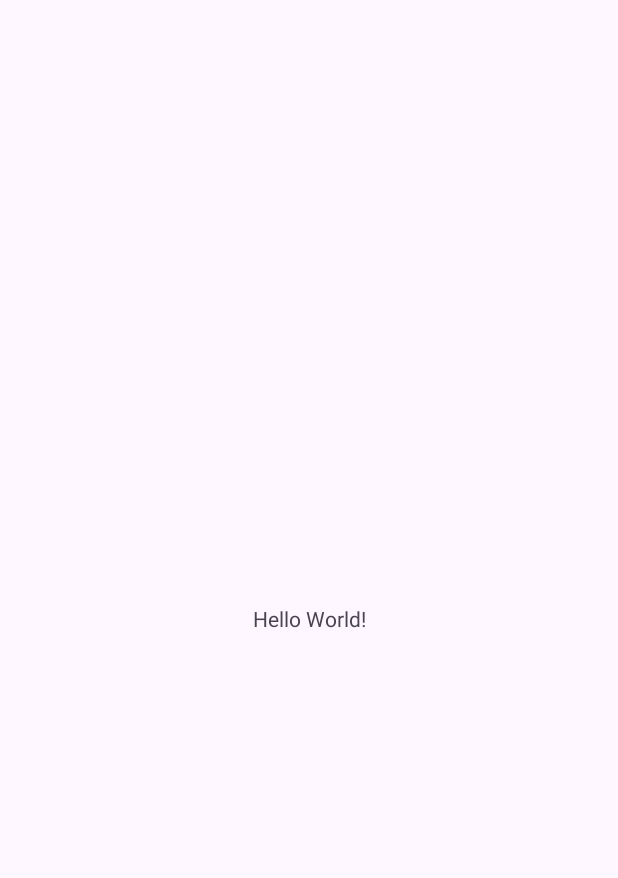
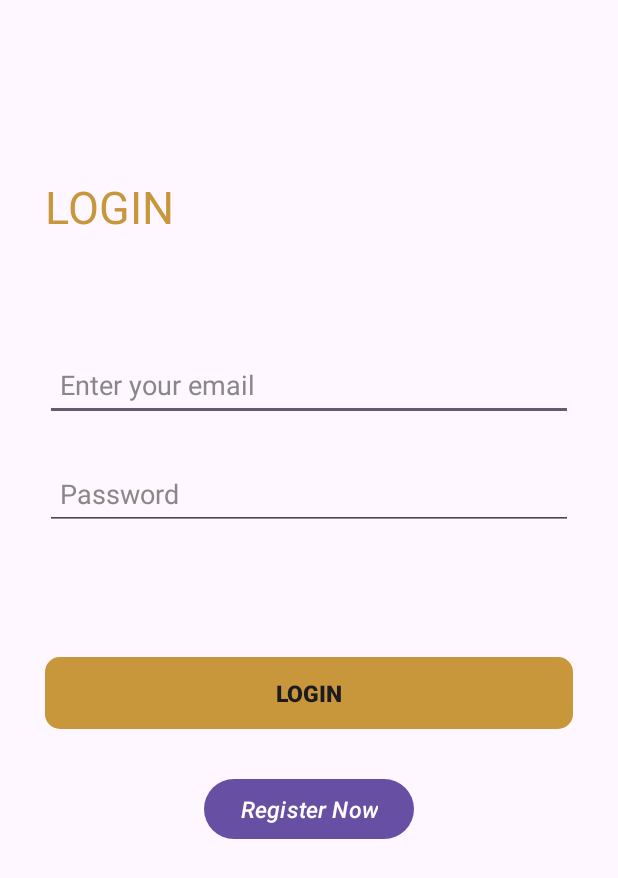
Before and after one commit to emanabdeen/VitaVault, an Android app: the screen it shows after launch (MainActivity before the commit, Login after it), on a phone screen of 412 x 824 dp. Before the commit the part shown is almost empty. Shown: the top 878 px of the screen. Run offline under Robolectric (Android 15) with nearby library versions, the phone set to English and light mode, and no system bars; our stand-ins replace Firebase (no records; nobody signed in at launch, a user with empty details on screens opened directly).

Commit message:
connect to fire base, Login Activity + Register Activity

```diff
--- /dev/null
+++ b/app/src/main/java/com/example/insight/view/Login.java
@@ -0,0 +1,129 @@
+package com.example.insight.view;
+
+import android.content.Intent;
+import android.os.Bundle;
+import android.util.Log;
+import android.view.View;
+
+import androidx.activity.EdgeToEdge;
+import androidx.annotation.NonNull;
+import androidx.appcompat.app.AppCompatActivity;
+import androidx.core.graphics.Insets;
+import androidx.core.view.ViewCompat;
+import androidx.core.view.WindowInsetsCompat;
+
+import com.example.insight.R;
+import com.example.insight.databinding.ActivityLoginBinding;
+import com.google.android.gms.tasks.OnCompleteListener;
+import com.google.android.gms.tasks.Task;
+import com.google.firebase.auth.AuthResult;
+import com.google.firebase.auth.FirebaseAuth;
+import com.google.firebase.auth.FirebaseAuthInvalidCredentialsException;
+import com.google.firebase.auth.FirebaseAuthInvalidUserException;
+import com.google.firebase.auth.FirebaseUser;
+
+public class Login extends AppCompatActivity {
+
+    ActivityLoginBinding binding;
+    FirebaseAuth mAuth;
+
+    @Override
+    protected void onCreate(Bundle savedInstanceState) {
+        super.onCreate(savedInstanceState);
+        binding = ActivityLoginBinding.inflate(getLayoutInflater());
+        setContentView(binding.getRoot());
+
+        mAuth = FirebaseAuth.getInstance();
+
+        //Navigate to Registration page
+        binding.btnRegister.setOnClickListener(new View.OnClickListener() {
+            @Override
+            public void onClick(View v) {
+                Intent intentObj = new Intent(getApplicationContext(), Register.class);
+                startActivity(intentObj);
+            }
+        });
+
+        //signIn
+        binding.btnLogin.setOnClickListener(new View.OnClickListener() {
+            @Override
+            public void onClick(View v) {
+
+                //Validate Email & PW are not empty
+                String userEmail= binding.editTxtEmail.getText().toString();
+                String userPW= binding.editTxtPW.getText().toString();
+                if(userEmail.matches("")||userPW.matches("")){
+                    //show error message
+                    binding.txtErrorMessage.setText("Please insert a valid email and a valid password.");
+                }else{
+                    signIn(binding.editTxtEmail.getText().toString(), binding.editTxtPW.getText().toString());
+                }
+            }
+        });
+
+        checkRegistrationMessage();
+    }
+
+    private void signIn(String email, String password) {
+        mAuth.signInWithEmailAndPassword(email,password)
+                .addOnCompleteListener(this, new OnCompleteListener<AuthResult>() {
+                    @Override
+                    public void onComplete(@NonNull Task<AuthResult> task) {
+                        if (task.isSuccessful()){
+                            //if success, update the UI with the signed-in user's info
+                            Log.d("tag", "signInWithEmail:success");
+
+                            FirebaseUser user = mAuth.getCurrentUser(); //initialize user object and assign the the value
+                            Intent intentObj = new Intent(getApplicationContext(), MainActivity.class); //Navigate to page
+                            startActivity(intentObj);
+                            finish();
+                        }else{
+                            // If sign-in fails, check the exception for the reason
+                            Exception exception = task.getException();
+                            if (exception != null) {
+                                if (exception instanceof FirebaseAuthInvalidUserException) {
+                                    // Email does not exist
+                                    Log.e("tag", "signInWithEmail:failure - Email not found");
+                                    //show error message
+                                    binding.txtErrorMessage.setText("This email is not registered. Please register.");
+                                    //updateUI(null); // this is a method
+                                } else if (exception instanceof FirebaseAuthInvalidCredentialsException) {
+                                    // Invalid email-password combination
+                                    Log.e("tag", "signInWithEmail:failure - Incorrect password");
+                                    //show error message
+                                    binding.txtErrorMessage.setText("Incorrect email or password. Please try again.");
+                                    //updateUI(null); // this is a method
+                                } else {
+                                    // General failure
+                                    Log.e("tag", "signInWithEmail:failure - " + exception.getMessage());
+                                    //show error message
+                                    binding.txtErrorMessage.setText(exception.getMessage());
+                                    //updateUI(null); // this is a method
+                                }
+                            } else {
+                                // No exception details
+                                Log.e("tag", "signInWithEmail:failure - Unknown error");
+                                //show error message
+                                binding.txtErrorMessage.setText("Sorry something went wrong :(");
+                                //updateUI(null); // this is a method
+                            }
+                        }
+                    }
+                });
+    }
+
+    private  void checkRegistrationMessage(){
+        //Read Intent value. if registration process succeeded, will show success message
+        Intent intentObj = getIntent();
+        boolean registerSuccess = intentObj.getBooleanExtra("registerSuccess",false);
+
+        // Set visibility based on registerSuccess
+        if (registerSuccess) {
+            binding.pageTitle.setVisibility(View.GONE);
+            binding.successMessage.setVisibility(View.VISIBLE);
+        } else {
+            binding.successMessage.setVisibility(View.GONE);
+            binding.pageTitle.setVisibility(View.VISIBLE);
+        }
+    }
+}
--- a/app/src/main/java/com/example/insight/MainActivity.java
+++ b/app/src/main/java/com/example/insight/view/MainActivity.java
@@ -1,4 +1,4 @@
-package com.example.insight;
+package com.example.insight.view;
 
 import android.os.Bundle;
 
@@ -7,6 +7,8 @@ import androidx.appcompat.app.AppCompatActivity;
 import androidx.core.graphics.Insets;
 import androidx.core.view.ViewCompat;
 import androidx.core.view.WindowInsetsCompat;
+
+import com.example.insight.R;
 
 public class MainActivity extends AppCompatActivity {
 
--- /dev/null
+++ b/app/src/main/res/drawable/button_background.xml
@@ -0,0 +1,5 @@
+<?xml version="1.0" encoding="utf-8"?>
+<shape xmlns:android="http://schemas.android.com/apk/res/android">
+    <solid android:color="@color/buttonsColor" />
+    <corners android:radius="10dp" />
+</shape>
--- /dev/null
+++ b/app/src/main/res/layout/activity_login.xml
@@ -0,0 +1,149 @@
+<?xml version="1.0" encoding="utf-8"?>
+<androidx.constraintlayout.widget.ConstraintLayout xmlns:android="http://schemas.android.com/apk/res/android"
+    xmlns:app="http://schemas.android.com/apk/res-auto"
+    xmlns:tools="http://schemas.android.com/tools"
+    android:id="@+id/main"
+    android:layout_width="match_parent"
+    android:layout_height="match_parent"
+    tools:context=".view.Login">
+
+    <!--android:visibility="gone"-->
+    <androidx.constraintlayout.widget.ConstraintLayout
+        android:id="@+id/successMessage"
+        android:layout_width="match_parent"
+        android:layout_height="wrap_content"
+        app:layout_constraintEnd_toEndOf="parent"
+        app:layout_constraintStart_toStartOf="parent"
+        app:layout_constraintTop_toTopOf="parent"
+        app:layout_constraintBottom_toTopOf="@id/editTxtEmail"
+        android:visibility="gone">
+
+        <ImageView
+            android:id="@+id/imagesuccess"
+            android:layout_width="70dp"
+            android:layout_height="70dp"
+            app:srcCompat="@drawable/check_mark"
+            app:layout_constraintEnd_toEndOf="parent"
+            app:layout_constraintStart_toStartOf="parent"
+            app:layout_constraintTop_toTopOf="parent" />
+        <TextView
+            android:id="@+id/textSuccess"
+            android:layout_width="wrap_content"
+            android:layout_height="wrap_content"
+            app:layout_constraintEnd_toEndOf="parent"
+            app:layout_constraintStart_toStartOf="parent"
+            app:layout_constraintTop_toBottomOf="@id/imagesuccess"
+            android:text="Registeration Success!"
+            android:textColor="@color/white"
+            android:textSize="20sp" />
+        <TextView
+            android:id="@+id/textLogin"
+            android:layout_width="wrap_content"
+            android:layout_height="wrap_content"
+            app:layout_constraintEnd_toEndOf="parent"
+            app:layout_constraintStart_toStartOf="parent"
+            app:layout_constraintTop_toBottomOf="@id/textSuccess"
+            android:text="Login here"
+            android:textColor="@color/white"
+            android:textSize="20sp" />
+
+    </androidx.constraintlayout.widget.ConstraintLayout>
+
+    <TextView
+        android:id="@+id/pageTitle"
+        android:layout_width="wrap_content"
+        android:layout_height="wrap_content"
+        app:layout_constraintEnd_toEndOf="parent"
+        app:layout_constraintStart_toStartOf="parent"
+        app:layout_constraintTop_toTopOf="parent"
+        app:layout_constraintBottom_toBottomOf="parent"
+        app:layout_constraintVertical_bias="0.15"
+        app:layout_constraintHorizontal_bias="0"
+        android:layout_marginStart="30dp"
+        android:textColor="@color/buttonsColor"
+        android:textSize="30sp"
+        android:textAlignment="center"
+        android:text="LOGIN"/>
+
+
+    <EditText
+        android:id="@+id/editTxtEmail"
+        android:layout_width="match_parent"
+        android:layout_height="wrap_content"
+        app:layout_constraintBottom_toBottomOf="parent"
+        app:layout_constraintEnd_toEndOf="parent"
+        app:layout_constraintStart_toStartOf="parent"
+        app:layout_constraintTop_toTopOf="parent"
+        app:layout_constraintVertical_bias="0.3"
+        android:layout_marginHorizontal="30dp"
+        android:inputType="textEmailAddress"
+        android:minHeight="48dp"
+        android:textColor="@color/white"
+        android:hint="Enter your email"
+        android:textColorHint="@color/liteGray"
+        android:paddingHorizontal="10dp"
+        android:focusedByDefault="true"/>
+
+    <EditText
+        android:id="@+id/editTxtPW"
+        android:layout_width="match_parent"
+        android:layout_height="wrap_content"
+        app:layout_constraintBottom_toBottomOf="parent"
+        app:layout_constraintEnd_toEndOf="parent"
+        app:layout_constraintStart_toStartOf="parent"
+        app:layout_constraintTop_toBottomOf="@id/editTxtEmail"
+        app:layout_constraintVertical_bias="0.05"
+        android:layout_marginHorizontal="30dp"
+        android:inputType="textPassword"
+        android:minHeight="48dp"
+        android:textColor="@color/white"
+        android:hint="Password"
+        android:textColorHint="@color/liteGray"
+        android:paddingHorizontal="10dp"/>
+
+    <TextView
+        android:id="@+id/txtErrorMessage"
+        android:layout_width="match_parent"
+        android:layout_height="wrap_content"
+        app:layout_constraintEnd_toEndOf="parent"
+        app:layout_constraintStart_toStartOf="parent"
+        app:layout_constraintTop_toBottomOf="@id/editTxtPW"
+        app:layout_constraintBottom_toTopOf="@id/btnLogin"
+        app:layout_constraintVertical_bias="0.5"
+        android:layout_marginHorizontal="20dp"
+        android:textColor="#FF5722"
+        android:textSize="17sp"
+        android:textAlignment="center"
+        android:textStyle="italic"/>
+
+    <androidx.appcompat.widget.AppCompatButton
+        android:id="@+id/btnLogin"
+        android:layout_width="match_parent"
+        android:layout_height="wrap_content"
+        app:layout_constraintBottom_toBottomOf="parent"
+        app:layout_constraintEnd_toEndOf="parent"
+        app:layout_constraintStart_toStartOf="parent"
+        app:layout_constraintTop_toBottomOf="@id/editTxtPW"
+        app:layout_constraintVertical_bias="0.2"
+        android:layout_marginHorizontal="30dp"
+        android:text="Login"
+        android:textStyle="bold"
+        android:textSize="15sp"
+        android:background="@drawable/button_background"/>
+
+    <Button
+        android:id="@+id/btnRegister"
+        android:layout_width="wrap_content"
+        android:layout_height="wrap_content"
+        app:layout_constraintBottom_toBottomOf="parent"
+        app:layout_constraintEnd_toEndOf="parent"
+        app:layout_constraintStart_toStartOf="parent"
+        app:layout_constraintTop_toBottomOf="@id/btnLogin"
+        app:layout_constraintVertical_bias="0.1"
+        android:layout_marginHorizontal="30dp"
+        android:text="Register Now"
+        android:textColor="@color/white"
+        android:textStyle="italic"
+        android:textSize="15sp"/>
+
+</androidx.constraintlayout.widget.ConstraintLayout>
--- a/app/src/main/res/layout/activity_main.xml
+++ b/app/src/main/res/layout/activity_main.xml
@@ -5,7 +5,7 @@
     android:id="@+id/main"
     android:layout_width="match_parent"
     android:layout_height="match_parent"
-    tools:context=".MainActivity">
+    tools:context=".view.MainActivity">
 
     <TextView
         android:layout_width="wrap_content"
--- a/app/src/main/res/values/colors.xml
+++ b/app/src/main/res/values/colors.xml
@@ -2,4 +2,6 @@
 <resources>
     <color name="black">#FF000000</color>
     <color name="white">#FFFFFFFF</color>
+    <color name="buttonsColor">#C8963B</color>
+    <color name="liteGray">#898787</color>
 </resources>
--- a/build.gradle.kts
+++ b/build.gradle.kts
@@ -1,4 +1,5 @@
 // Top-level build file where you can add configuration options common to all sub-projects/modules.
 plugins {
     alias(libs.plugins.android.application) apply false
+    alias(libs.plugins.google.gms.google.services) apply false
 }
--- a/gradle/libs.versions.toml
+++ b/gradle/libs.versions.toml
@@ -1,5 +1,5 @@
 [versions]
-agp = "8.7.2"
+agp = "8.7.3"
 junit = "4.13.2"
 junitVersion = "1.2.1"
 espressoCore = "3.6.1"
@@ -8,6 +8,8 @@ material = "1.12.0"
 activity = "1.9.3"
 constraintlayout = "2.2.0"
 okhttp = "4.12.0"
+googleGmsGoogleServices = "4.4.2"
+firebaseAuth = "23.1.0"
 
 [libraries]
 junit = { group = "junit", name = "junit", version.ref = "junit" }
@@ -18,6 +20,8 @@ material = { group = "com.google.android.material", name = "material", version.r
 activity = { group = "androidx.activity", name = "activity", version.ref = "activity" }
 constraintlayout = { group = "androidx.constraintlayout", name = "constraintlayout", version.ref = "constraintlayout" }
 okhttp = { module = "com.squareup.okhttp3:okhttp", version.ref = "okhttp" }
+firebase-auth = { group = "com.google.firebase", name = "firebase-auth", version.ref = "firebaseAuth" }
 
 [plugins]
 android-application = { id = "com.android.application", version.ref = "agp" }
+google-gms-google-services = { id = "com.google.gms.google-services", version.ref = "googleGmsGoogleServices" }
```
Also changed, not shown: app/build.gradle.kts (+7 -0 lines), app/src/main/AndroidManifest.xml (+19 -3 lines), app/src/main/java/com/example/insight/view/Register.java (added, +121 -0 lines), app/src/main/res/layout/activity_register.xml (added, +115 -0 lines), app/src/main/res/drawable/check_mark.png (added), 1 other file.
